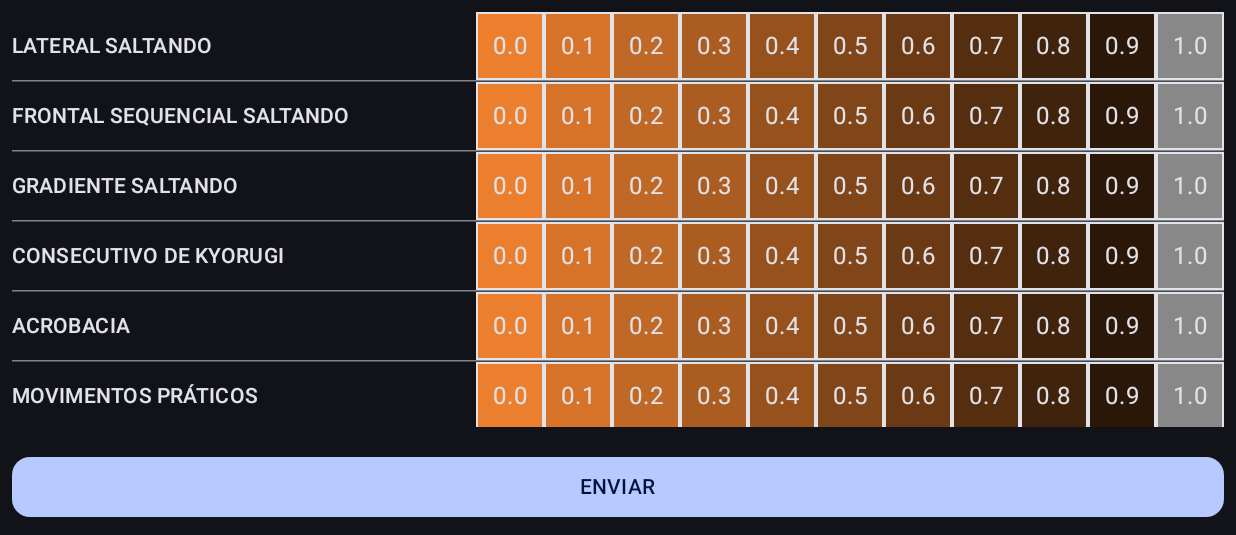
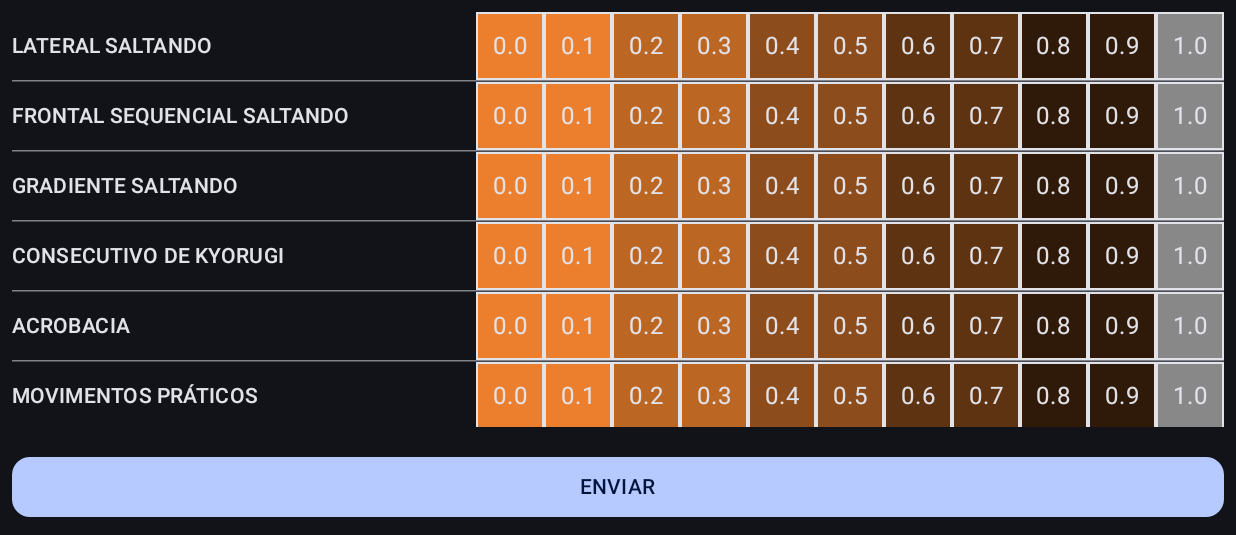
Before and after one commit to Dannful/UOPoomsae, an Android app built with Jetpack Compose: the freestyleScore screen opened through its navigation route, on a phone screen of 824 x 412 dp (held sideways), the part 83-618 px from its top. Run offline under Robolectric (Android 15) with nearby library versions, the phone set to English and light mode, and no system bars; our stand-ins replace Dagger/Hilt's generated code.

Commit message:
Minor presentation changes

```diff
--- a/app/src/main/java/com/github/dannful/uopoomsae/presentation/core/ButtonGradient.kt
+++ b/app/src/main/java/com/github/dannful/uopoomsae/presentation/core/ButtonGradient.kt
@@ -31,7 +31,7 @@ fun ButtonGradient(
     boxSize: Dp = 48.dp,
     initialColor: Color,
     finalColor: Color,
-    groupSize: Int = 1,
+    groupSize: Int,
     values: List<String>,
     isSelected: (Int) -> Boolean,
     onClick: (Int) -> Unit
@@ -43,11 +43,11 @@ fun ButtonGradient(
     ) {
         itemsIndexed(values,
             key = { index, _ -> index }) { index, item ->
-            val size = values.size / groupSize
+            val maxIndex = values.size / groupSize
             val group = index / groupSize
-            val red = interpolateColor(initialColor.red, finalColor.red, group, size)
-            val green = interpolateColor(initialColor.green, finalColor.green, group, size)
-            val blue = interpolateColor(initialColor.blue, finalColor.blue, group, size)
+            val red = interpolateColor(initialColor.red, finalColor.red, group, maxIndex)
+            val green = interpolateColor(initialColor.green, finalColor.green, group, maxIndex)
+            val blue = interpolateColor(initialColor.blue, finalColor.blue, group, maxIndex)
             val color =
                 Color(red.coerceIn(0f..255f), green.coerceIn(0f..255f), blue.coerceIn(0f..255f))
             val animatedColor by
--- a/app/src/main/java/com/github/dannful/uopoomsae/presentation/freestyle/freestyle_score/FreestyleScoreScreen.kt
+++ b/app/src/main/java/com/github/dannful/uopoomsae/presentation/freestyle/freestyle_score/FreestyleScoreScreen.kt
@@ -102,7 +102,7 @@ private fun NamedButtonGradient(
                 initialColor = Constants.DEFAULT_FIRST_COLOR,
                 finalColor = Color.Black,
                 values = FreestyleScoreViewModel.values.map { it.toString() },
-                isSelected = isSelected, onClick = onClick
+                isSelected = isSelected, onClick = onClick, groupSize = 2
             )
         }
         HorizontalDivider()
--- a/app/src/main/java/com/github/dannful/uopoomsae/presentation/standard/standard_presentation/StandardPresentation.kt
+++ b/app/src/main/java/com/github/dannful/uopoomsae/presentation/standard/standard_presentation/StandardPresentation.kt
@@ -99,7 +99,8 @@ private fun ColumnScope.NamedGradient(
             finalColor = Color.Black,
             values = values,
             isSelected = isSelected,
-            onClick = onSelect
+            onClick = onSelect,
+            groupSize = 3
         )
     }
 }
```
